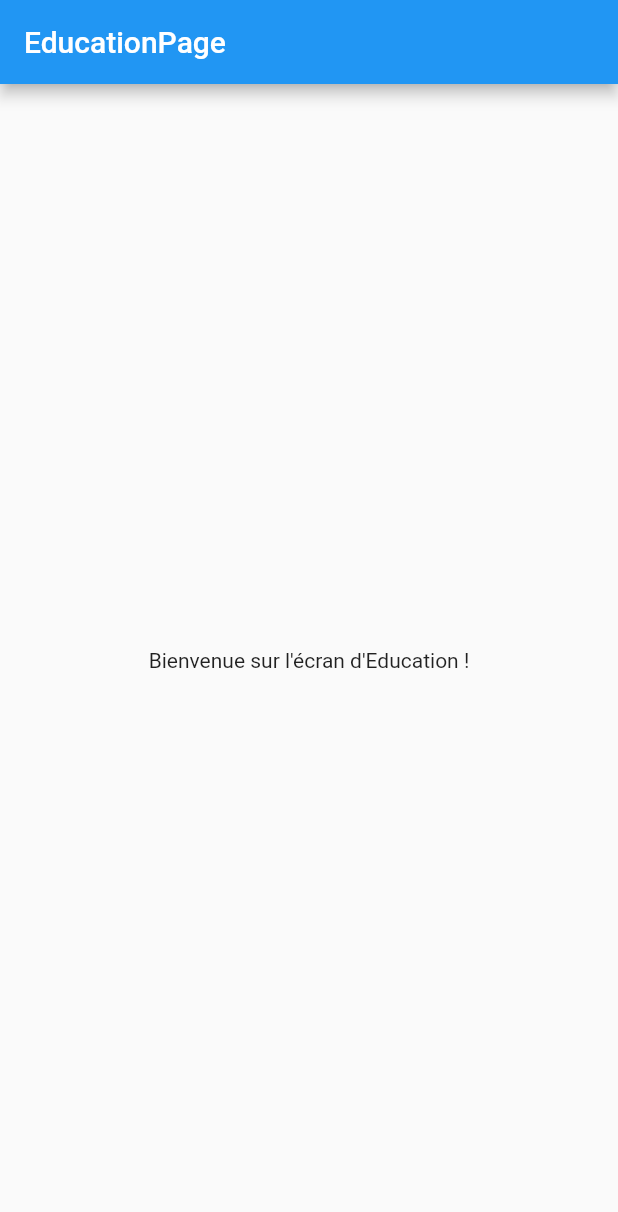
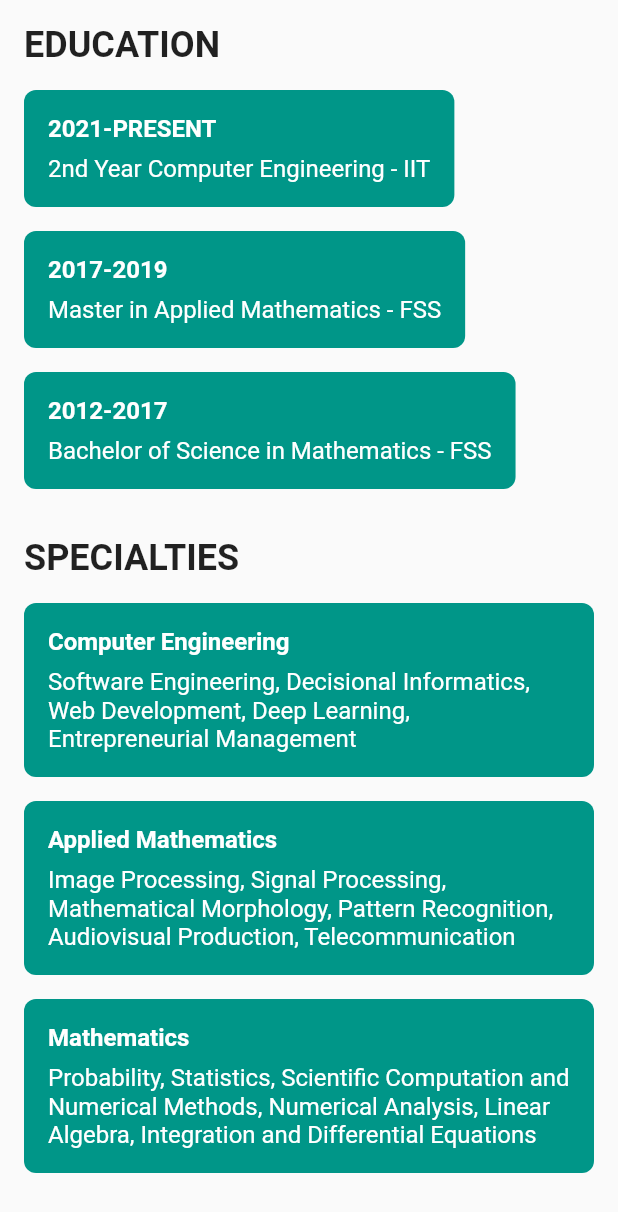
Before and after one commit to oussemanaffetyy/My-Cv-Firebase, a Flutter app: the EducationPage screen opened directly, on a phone screen of 412 x 824 dp. Shown: the top 1212 px of the screen. Run offline on Flutter 3.47's test engine with Material 2 defaults, Android fonts, the phone set to English and light mode, and no system bars; our stand-ins replace easy_splash_screen, firebase_auth, firebase_core, google_maps_flutter; accounts and stored records are empty.

Commit message:
data education et experience 1ere version

```diff
--- a/lib/pages/EducationPage.dart
+++ b/lib/pages/EducationPage.dart
@@ -4,11 +4,108 @@ class EducationPage extends StatelessWidget {
   @override
   Widget build(BuildContext context) {
     return Scaffold(
-      appBar: AppBar(
-        title: Text('EducationPage'),
+      body: SingleChildScrollView(
+        padding: const EdgeInsets.all(16.0),
+        child: Column(
+          crossAxisAlignment: CrossAxisAlignment.start,
+          children: [
+            const Text(
+              'EDUCATION',
+              style: TextStyle(fontSize: 24.0, fontWeight: FontWeight.bold),
+            ),
+            const SizedBox(height: 16.0),
+            _buildEducationItem(
+              '2021-PRESENT',
+              '2nd Year Computer Engineering - IIT',
+            ),
+            const SizedBox(height: 16.0),
+            _buildEducationItem(
+              '2017-2019',
+              'Master in Applied Mathematics - FSS',
+            ),
+            const SizedBox(height: 16.0),
+            _buildEducationItem(
+              '2012-2017',
+              'Bachelor of Science in Mathematics - FSS',
+            ),
+            const SizedBox(height: 32.0),
+            const Text(
+              'SPECIALTIES',
+              style: TextStyle(fontSize: 24.0, fontWeight: FontWeight.bold),
+            ),
+            const SizedBox(height: 16.0),
+            _buildSpecialtiesItem(
+              'Computer Engineering',
+              'Software Engineering, Decisional Informatics, Web Development, Deep Learning, Entrepreneurial Management',
+            ),
+            const SizedBox(height: 16.0),
+            _buildSpecialtiesItem(
+              'Applied Mathematics',
+              'Image Processing, Signal Processing, Mathematical Morphology, Pattern Recognition, Audiovisual Production, Telecommunication',
+            ),
+            const SizedBox(height: 16.0),
+            _buildSpecialtiesItem(
+              'Mathematics',
+              'Probability, Statistics, Scientific Computation and Numerical Methods, Numerical Analysis, Linear Algebra, Integration and Differential Equations',
+            ),
+          ],
+        ),
       ),
-      body: Center(
-        child: Text('Bienvenue sur l\'écran d\'Education !'),
+    );
+  }
+
+  Widget _buildEducationItem(String duration, String title) {
+    return Container(
+      decoration: BoxDecoration(
+        color: Colors.teal,
+        borderRadius: BorderRadius.circular(8.0),
+      ),
+      padding: const EdgeInsets.all(16.0),
+      child: Column(
+        crossAxisAlignment: CrossAxisAlignment.start,
+        children: [
+          Text(
+            duration,
+            style: const TextStyle(
+              fontSize: 16.0,
+              fontWeight: FontWeight.bold,
+              color: Colors.white,
+            ),
+          ),
+          const SizedBox(height: 8.0),
+          Text(
+            title,
+            style: const TextStyle(fontSize: 16.0, color: Colors.white),
+          ),
+        ],
+      ),
+    );
+  }
+
+  Widget _buildSpecialtiesItem(String title, String specialties) {
+    return Container(
+      decoration: BoxDecoration(
+        color: Colors.teal,
+        borderRadius: BorderRadius.circular(8.0),
+      ),
+      padding: const EdgeInsets.all(16.0),
+      child: Column(
+        crossAxisAlignment: CrossAxisAlignment.start,
+        children: [
+          Text(
+            title,
+            style: const TextStyle(
+              fontSize: 16.0,
+              fontWeight: FontWeight.bold,
+              color: Colors.white,
+            ),
+          ),
+          const SizedBox(height: 8.0),
+          Text(
+            specialties,
+            style: const TextStyle(fontSize: 16.0, color: Colors.white),
+          ),
+        ],
       ),
     );
   }
```
Also changed, not shown: lib/pages/ExperiencePage.dart (+65 -5 lines).
